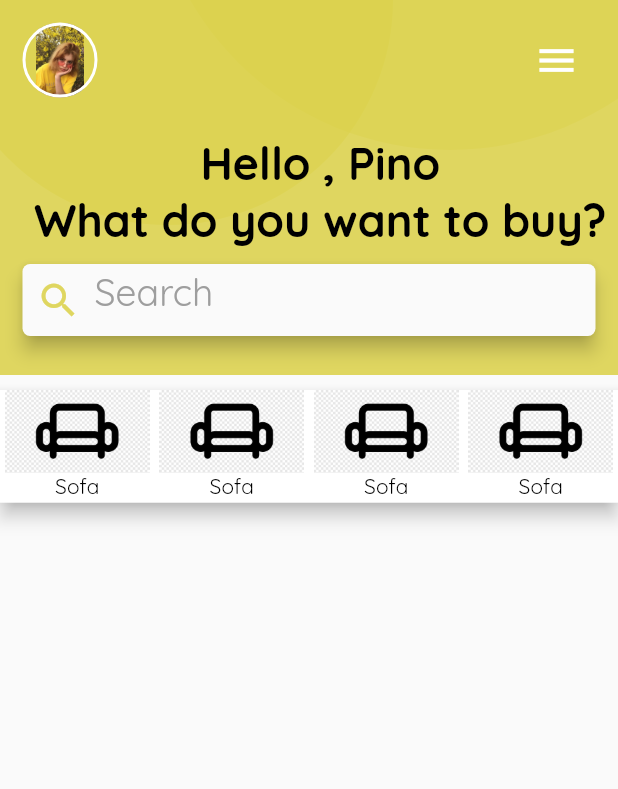
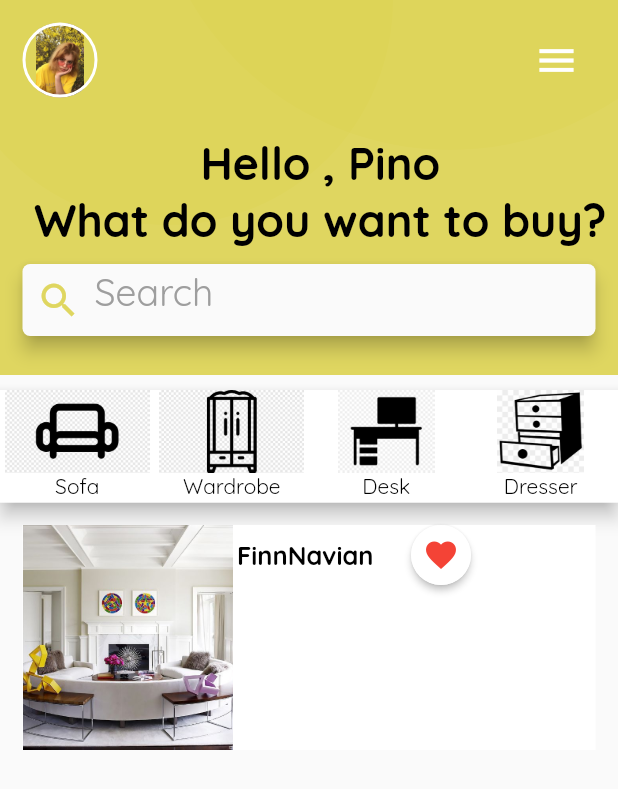
Before and after one commit to orangeztorm/furnish_app, a Flutter app: the screen it shows after launch, on a phone screen of 412 x 824 dp. Shown: the top 789 px of the screen. Run offline on Flutter 3.47's test engine with Material 2 defaults, Android fonts, the phone set to English and light mode, and no system bars.

Commit message:
third commit

```diff
--- a/lib/main.dart
+++ b/lib/main.dart
@@ -14,7 +14,6 @@ class MyApp extends StatelessWidget {
 }
 
 class MyHomePage extends StatefulWidget {
-
   @override
   _MyHomePageState createState() => _MyHomePageState();
 }
@@ -64,7 +63,7 @@ class _MyHomePageState extends State<MyHomePage> {
                       decoration: BoxDecoration(
                         borderRadius: BorderRadius.circular(200),
                         color: Color(getHexColorFromString('#FDD148'))
-                            .withOpacity(0.4),
+                            .withOpacity(0.2),
                       ),
                     ),
                   ),
@@ -77,7 +76,7 @@ class _MyHomePageState extends State<MyHomePage> {
                       decoration: BoxDecoration(
                         borderRadius: BorderRadius.circular(200),
                         color: Color(getHexColorFromString('#FDD148'))
-                            .withOpacity(0.5),
+                            .withOpacity(0.2),
                       ),
                     ),
                   ),
@@ -166,8 +165,8 @@ class _MyHomePageState extends State<MyHomePage> {
                                     ),
                                     size: 30.0,
                                   ),
-                                  contentPadding:
-                                  EdgeInsets.only(left: 15.0, right: 15.0, top: 3.0),
+                                  contentPadding: EdgeInsets.only(
+                                      left: 15.0, right: 15.0, top: 3.0),
                                   hintText: 'Search',
                                   hintStyle: TextStyle(
                                       color: Colors.grey,
@@ -225,12 +224,12 @@ class _MyHomePageState extends State<MyHomePage> {
                             width: MediaQuery.of(context).size.width / 4,
                             decoration: BoxDecoration(
                               image: DecorationImage(
-                                image: AssetImage('assets/sofa_icon.png'),
+                                image: AssetImage('assets/wardrobe.png'),
                               ),
                             ),
                           ),
                           Text(
-                            'Sofa',
+                            'Wardrobe',
                             style: TextStyle(
                                 color: Colors.black, fontFamily: 'Quicksand'),
                           )
@@ -243,12 +242,12 @@ class _MyHomePageState extends State<MyHomePage> {
                             width: MediaQuery.of(context).size.width / 4,
                             decoration: BoxDecoration(
                               image: DecorationImage(
-                                image: AssetImage('assets/sofa_icon.png'),
+                                image: AssetImage('assets/desk.png'),
                               ),
                             ),
                           ),
                           Text(
-                            'Sofa',
+                            'Desk',
                             style: TextStyle(
                                 color: Colors.black, fontFamily: 'Quicksand'),
                           )
@@ -261,12 +260,12 @@ class _MyHomePageState extends State<MyHomePage> {
                             width: MediaQuery.of(context).size.width / 4,
                             decoration: BoxDecoration(
                               image: DecorationImage(
-                                image: AssetImage('assets/sofa_icon.png'),
+                                image: AssetImage('assets/dresser.png'),
                               ),
                             ),
                           ),
                           Text(
-                            'Sofa',
+                            'Dresser',
                             style: TextStyle(
                                 color: Colors.black, fontFamily: 'Quicksand'),
                           )
@@ -275,11 +274,80 @@ class _MyHomePageState extends State<MyHomePage> {
                     ],
                   )
                 ],
-              )
+              ),
+              itemCard('FinnNavian', 'assets/sofas.jpg', false),
             ],
           )
         ],
       ),
     );
   }
+
+  Widget itemCard(String title, String imgPath, bool isFavourite) {
+    return Padding(
+      padding:
+          EdgeInsets.only(left: 15.0, top: 15.0, right: 15.0, bottom: 15.0),
+      child: Container(
+          height: 150.0,
+          width: double.infinity,
+          color: Colors.white,
+          child: Row(
+//          mainAxisAlignment: MainAxisAlignment.spaceEvenly,
+            children: <Widget>[
+              Container(
+                height: 150.0,
+                width: 140.0,
+                decoration: BoxDecoration(
+                  image: DecorationImage(
+                    image: AssetImage(imgPath),
+                    fit: BoxFit.cover,
+                  ),
+                ),
+              ),
+              SizedBox(
+                width: 3.0,
+              ),
+              Column(
+                children: <Widget>[
+                  Row(
+                    children: <Widget>[
+                      Text(
+                        title,
+                        style: TextStyle(
+                          fontFamily: 'Quicksand',
+                          color: Colors.black,
+                          fontSize: 17.0,
+                          fontWeight: FontWeight.bold,
+                        ),
+                      ),
+                      SizedBox(width: 25.0),
+                      Material(
+                          elevation: isFavourite ? 0.0 : 2.0,
+                          borderRadius: BorderRadius.circular(20.0),
+                          child: Container(
+                            height: 40.0,
+                            width: 40.0,
+                            decoration: BoxDecoration(
+                              borderRadius: BorderRadius.circular(20.0),
+                              color: isFavourite
+                                  ? Colors.grey.withOpacity(0.2)
+                                  : Colors.white,
+                            ),
+                            child: Center(
+                              child: isFavourite
+                                  ? Icon(Icons.favorite_border)
+                                  : Icon(
+                                      Icons.favorite,
+                                      color: Colors.red,
+                                    ),
+                            ),
+                          ))
+                    ],
+                  )
+                ],
+              )
+            ],
+          )),
+    );
+  }
 }
--- a/pubspec.yaml
+++ b/pubspec.yaml
@@ -42,6 +42,7 @@ flutter:
 
   # To add assets to your application, add an assets section, like this:
   assets:
+    - assets/
     - assets/sofa_icon.png
     - assets/yellow_girl.jpg
     - assets/sofas.jpg
```
Also changed, not shown: assets/desk.png (added), assets/dresser.png (added), assets/wardrobe.png (added).
